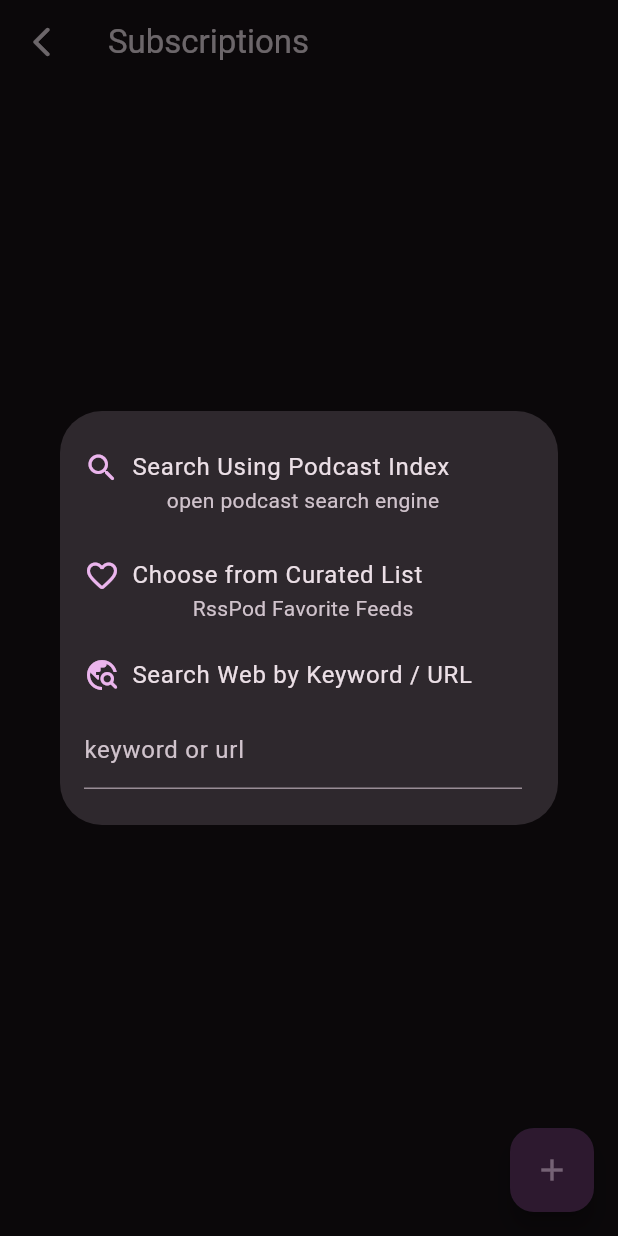
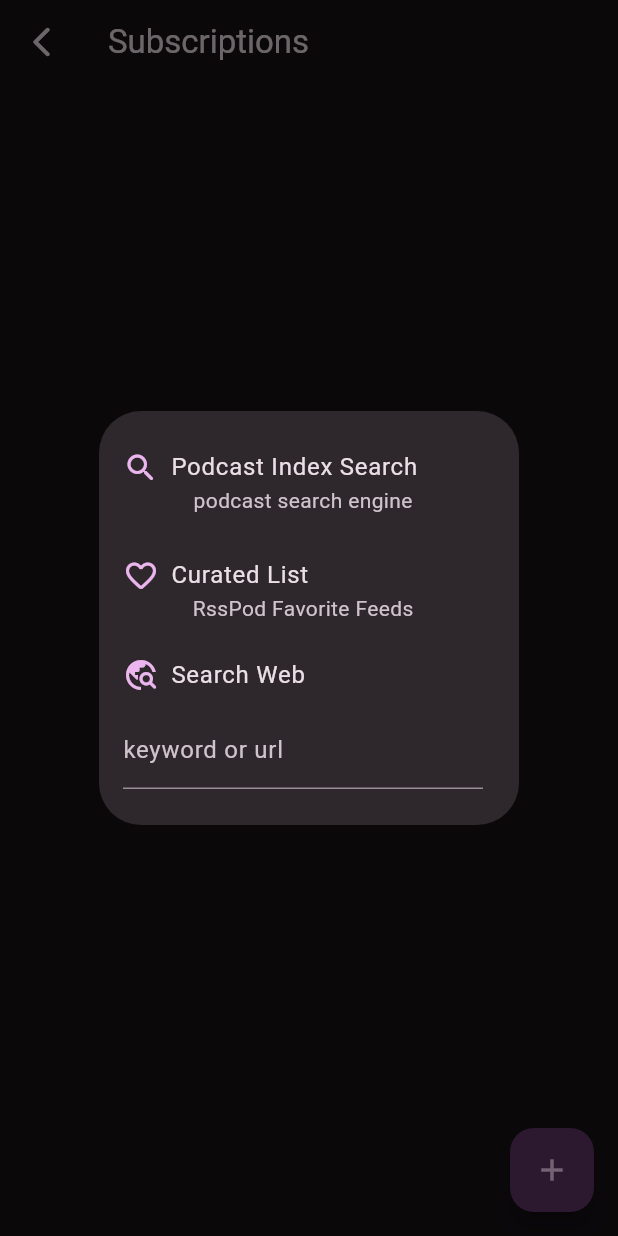
Before and after one commit to innomatica/rsspod, a Flutter app: the SubscribedView screen opened by its route, after a tap on the "add" icon, on a phone screen of 412 x 824 dp. Run offline on Flutter 3.47's test engine with Material 3 defaults, Android fonts, the phone set to English and light mode, and no system bars; our stand-ins replace flutter_html, go_router, html_unescape, just_audio, just_audio_background, shared_preferences and 2 more; accounts and stored records are empty.

Commit message:
v1.0.2+3 quick fix

```diff
--- a/lib/data/repository/feed.dart
+++ b/lib/data/repository/feed.dart
@@ -337,7 +337,7 @@ class FeedRepository {
       final sets = data.keys.map((e) => '$e = ?').join(',');
       return await _dbSrv.insert(
         "INSERT INTO episodes(${data.keys.join(',')}) VALUES($args)"
-        " ON CONFLICT(id, guid) DO UPDATE SET $sets",
+        " ON CONFLICT(guid) DO UPDATE SET $sets",
         [...data.values, ...data.values],
       );
     } on Exception catch (e) {
--- a/lib/ui/subscribed/view.dart
+++ b/lib/ui/subscribed/view.dart
@@ -56,12 +56,12 @@ class SubscribedView extends StatelessWidget {
               spacing: 8.0,
               children: [
                 Icon(Icons.search_rounded, color: iconColor),
-                Text("Search Using Podcast Index"),
+                Text("Podcast Index Search"),
               ],
             ),
             subtitle: Row(
               mainAxisAlignment: MainAxisAlignment.center,
-              children: [Text("open podcast search engine")],
+              children: [Text("podcast search engine")],
             ),
             onTap: () {
               context.go('/subscribed/search');
@@ -74,7 +74,7 @@ class SubscribedView extends StatelessWidget {
               spacing: 8.0,
               children: [
                 Icon(Icons.favorite_outline_rounded, color: iconColor),
-                Text("Choose from Curated List"),
+                Text("Curated List"),
               ],
             ),
             subtitle: Row(
@@ -92,7 +92,7 @@ class SubscribedView extends StatelessWidget {
               spacing: 8.0,
               children: [
                 Icon(Icons.travel_explore_rounded, color: iconColor),
-                Text("Search Web by Keyword / URL"),
+                Text("Search Web"),
               ],
             ),
             subtitle: TextField(
--- a/lib/util/constants.dart
+++ b/lib/util/constants.dart
@@ -1,6 +1,6 @@
 // app info
 const appName = 'RssPod';
-const appVersion = '1.0.1+2';
+const appVersion = '1.0.2+3';
 const appId = 'com.innomatic.rsspod';
 
 const developerWebsite = 'https://innomatic.ca';
--- a/pubspec.yaml
+++ b/pubspec.yaml
@@ -16,7 +16,7 @@ publish_to: 'none' # Remove this line if you wish to publish to pub.dev
 # https://developer.apple.com/library/archive/documentation/General/Reference/InfoPlistKeyReference/Articles/CoreFoundationKeys.html
 # In Windows, build-name is used as the major, minor, and patch parts
 # of the product and file versions while build-number is used as the build suffix.
-version: 1.0.1+2
+version: 1.0.2+3
 
 environment:
   sdk: ^3.8.1
```
